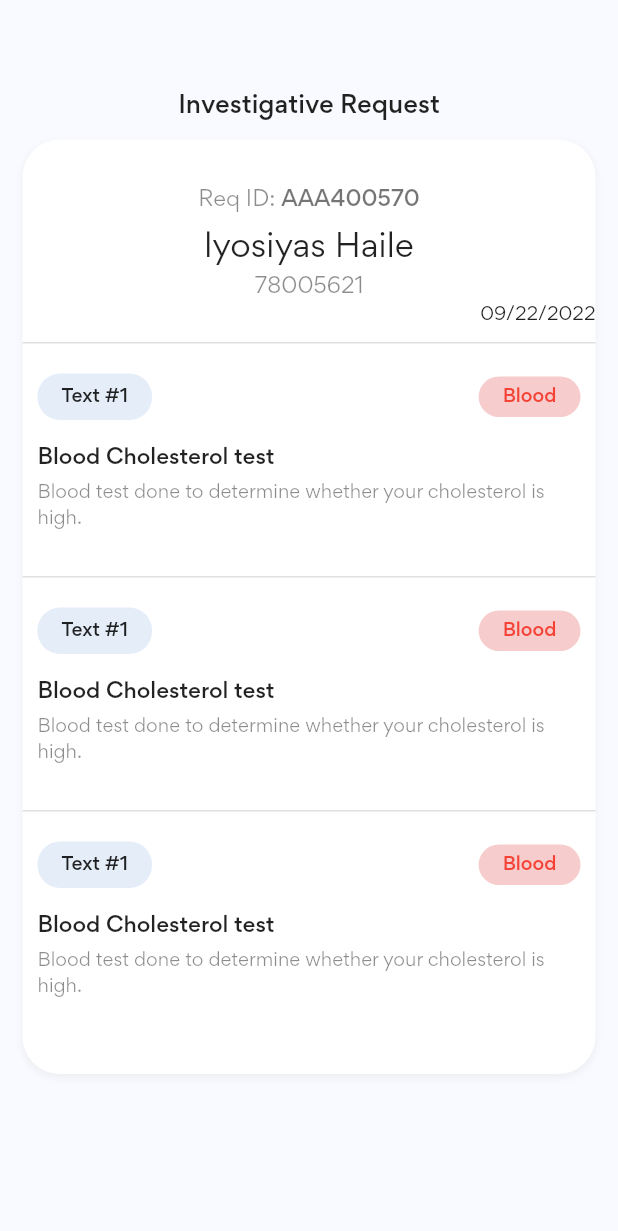
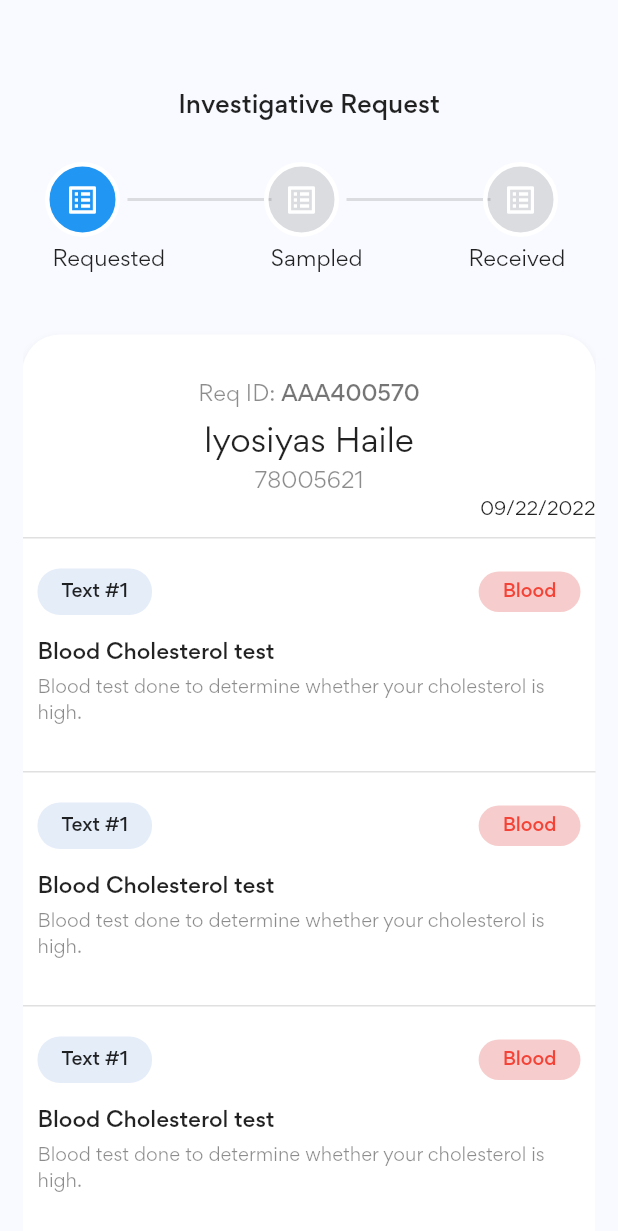
Before and after one commit to natnael-OQP/sampled, a Flutter app: the screen it shows after launch, on a phone screen of 412 x 824 dp. Shown: the top 1231 px of the screen. Run offline on Flutter 3.47's test engine with Material 2 defaults, Android fonts, the phone set to English and light mode, and no system bars; our stand-ins replace hexcolor.

```diff
--- /dev/null
+++ b/lib/components/stepper.dart
@@ -0,0 +1,23 @@
+import 'package:flutter/material.dart';
+
+class MultiStep extends StatelessWidget {
+  const MultiStep({super.key});
+
+  @override
+  Widget build(BuildContext context) {
+    return Scaffold(
+        body: Row(
+      children: [
+        Container(
+          width: 40,
+          height: 40,
+          decoration: const BoxDecoration(
+            borderRadius: BorderRadius.all(
+              Radius.circular(10),
+            ),
+          ),
+        )
+      ],
+    ));
+  }
+}
--- a/lib/screen/sampled_screen.dart
+++ b/lib/screen/sampled_screen.dart
@@ -1,5 +1,7 @@
+// ignore_for_file: public_member_api_docs, sort_constructors_first
 import 'package:flutter/material.dart';
 import 'package:hexcolor/hexcolor.dart';
+
 import 'package:sampled/components/test_card.dart';
 
 class SampledScreen extends StatelessWidget {
@@ -11,6 +13,7 @@ class SampledScreen extends StatelessWidget {
       backgroundColor: HexColor("#F9FAFF"),
       body: Padding(
         padding: const EdgeInsets.only(top: 60, left: 15, right: 15),
+        child: SingleChildScrollView(
           child: Column(
             children: [
               // text
@@ -21,6 +24,46 @@ class SampledScreen extends StatelessWidget {
                     fontSize: 16,
                     fontWeight: FontWeight.w500,
                   ),
+                ),
+              ),
+              Padding(
+                padding: const EdgeInsets.symmetric(
+                    horizontal: 20.0, vertical: 30.0),
+                child: Column(
+                  children: [
+                    Row(
+                      crossAxisAlignment: CrossAxisAlignment.center,
+                      mainAxisAlignment: MainAxisAlignment.center,
+                      children: [
+                        const IconContainer(color: Colors.blue),
+                        Expanded(
+                          child: Container(
+                            margin: const EdgeInsets.only(bottom: 10),
+                            color: Colors.black12,
+                            height: 2,
+                          ),
+                        ),
+                        const IconContainer(color: Colors.black12),
+                        Expanded(
+                          child: Container(
+                            margin: const EdgeInsets.only(bottom: 10),
+                            color: Colors.black12,
+                            height: 2,
+                          ),
+                        ),
+                        const IconContainer(color: Colors.black12),
+                      ],
+                    ),
+                    Row(
+                      crossAxisAlignment: CrossAxisAlignment.center,
+                      mainAxisAlignment: MainAxisAlignment.spaceBetween,
+                      children: const [
+                        Text("Requested"),
+                        Text("Sampled"),
+                        Text("Received"),
+                      ],
+                    )
+                  ],
                 ),
               ),
               Container(
@@ -101,6 +144,38 @@ class SampledScreen extends StatelessWidget {
             ],
           ),
         ),
+      ),
     );
   }
 }
+
+class IconContainer extends StatelessWidget {
+  final Color color;
+  const IconContainer({
+    Key? key,
+    required this.color,
+  }) : super(key: key);
+
+  @override
+  Widget build(BuildContext context) {
+    return Transform.translate(
+      offset: const Offset(-5.0, -5.0),
+      child: Container(
+        width: 50,
+        height: 50,
+        decoration: BoxDecoration(
+          color: color,
+          border: Border.all(
+            color: Colors.white,
+            width: 3,
+          ),
+          borderRadius: BorderRadius.circular(50),
+        ),
+        child: const Icon(
+          Icons.list_alt,
+          color: Colors.white,
+        ),
+      ),
+    );
+  }
+}
```
Lines whose indentation alone changed are shown as unchanged.
